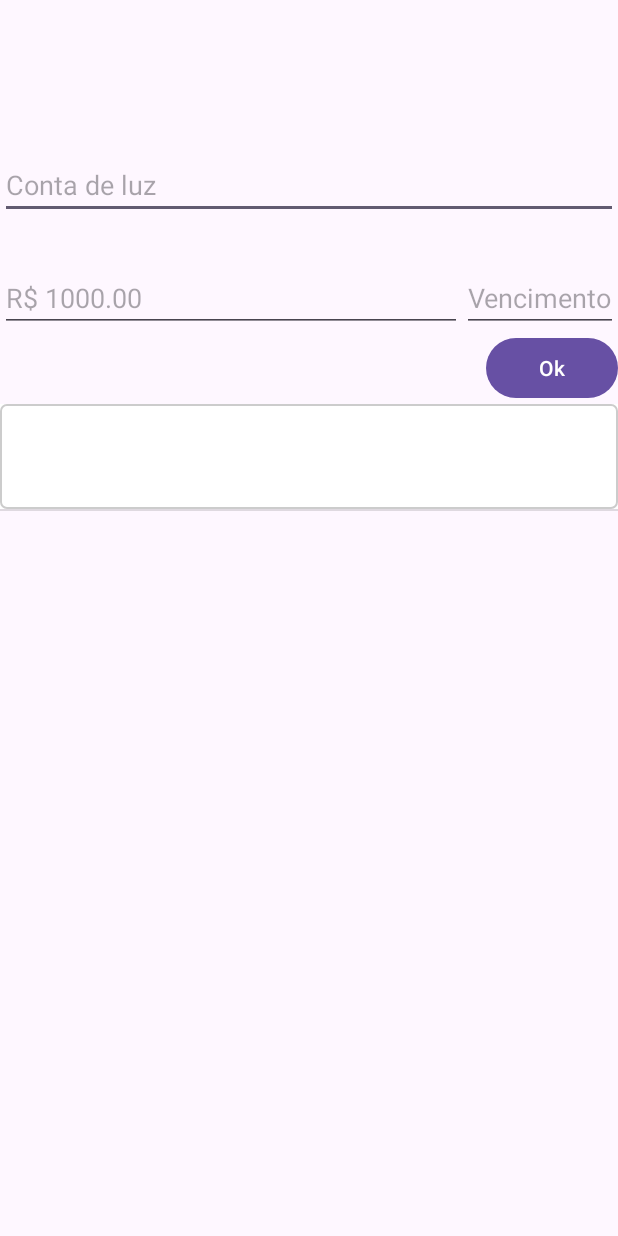
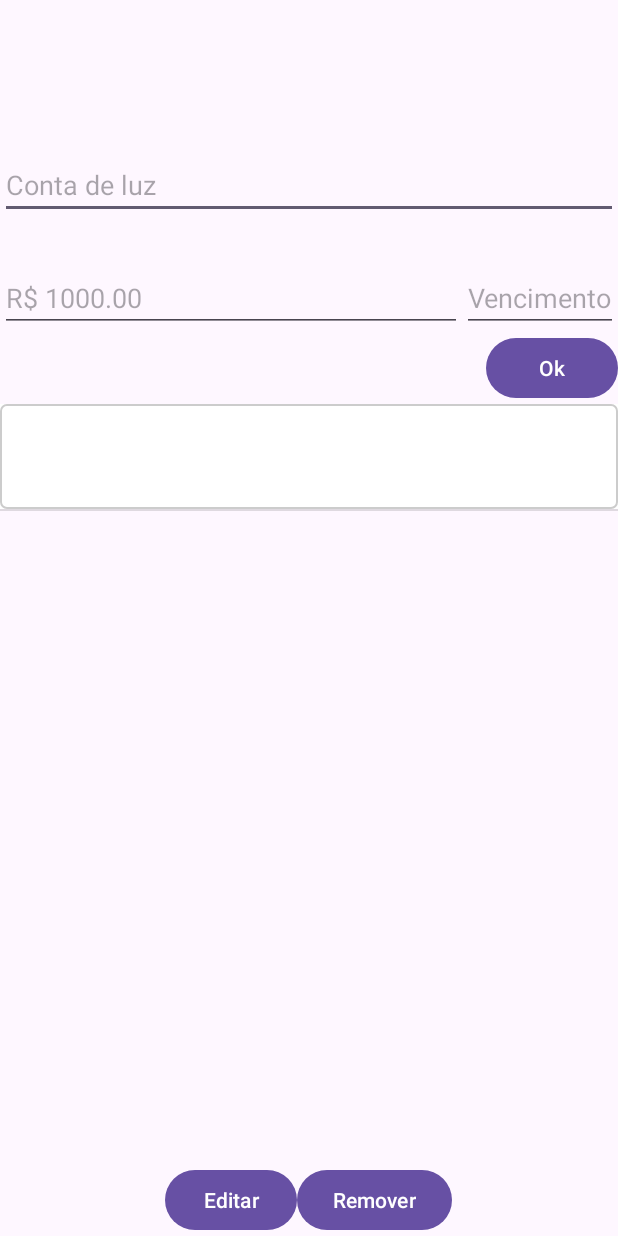
Before and after one commit to JaoPedro007/Disciplinas-TSI-5, an Android app: the ContaActivity screen opened directly, with no data from a screen before it, after a tap on "Ok", on a phone screen of 412 x 824 dp. Run offline under Robolectric (Android 15) with nearby library versions, the phone set to English and light mode, and no system bars; 6 statements that could not run were skipped.

Commit message:
Adicionado métodos de remover e editar categoria

```diff
--- a/Programação de Dispositivos Móveis/GerenciadorConta/app/src/main/res/layout/activity_conta.xml
+++ b/Programação de Dispositivos Móveis/GerenciadorConta/app/src/main/res/layout/activity_conta.xml
@@ -52,7 +52,7 @@
         android:layout_width="wrap_content"
         android:layout_height="wrap_content"
         android:layout_gravity="end"
-        android:onClick="adicionar"
+        android:onClick="confirmar"
         android:text="Ok" />
 
     <ListView
@@ -61,5 +61,22 @@
         android:layout_weight="2"
         android:id="@+id/listaContas"/>
 
+    <LinearLayout
+        android:layout_width="match_parent"
+        android:layout_height="wrap_content"
+        android:orientation="horizontal"
+        android:gravity="center_horizontal">
+        <Button
+            android:layout_width="wrap_content"
+            android:layout_height="wrap_content"
+            android:text="Editar"
+            android:onClick="editar"/>
+        <Button
+            android:layout_width="wrap_content"
+            android:layout_height="wrap_content"
+            android:text="Remover"
+            android:onClick="remover"/>
+    </LinearLayout>
+
 
 </LinearLayout>
```
Also changed, not shown: Programação de Dispositivos Móveis/GerenciadorConta/app/src/main/java/br/edu/utfpr/td/tsi/gerenciadorconta/ContaActivity.java (+12 -5 lines), Programação de Dispositivos Móveis/GerenciadorConta/app/src/main/java/br/edu/utfpr/td/tsi/gerenciadorconta/MainActivity.java (+40 -1 lines), Programação de Dispositivos Móveis/GerenciadorConta/app/src/main/res/layout/activity_main.xml (+19 -2 lines).
